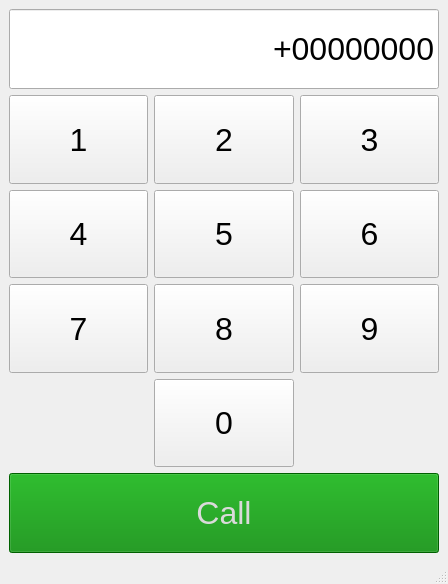
Above: Skillbox_37_1_lessons.ui from PetrovSergeyAleksandrovich/37_1_Skillbox before the change. Below: the same form after it.
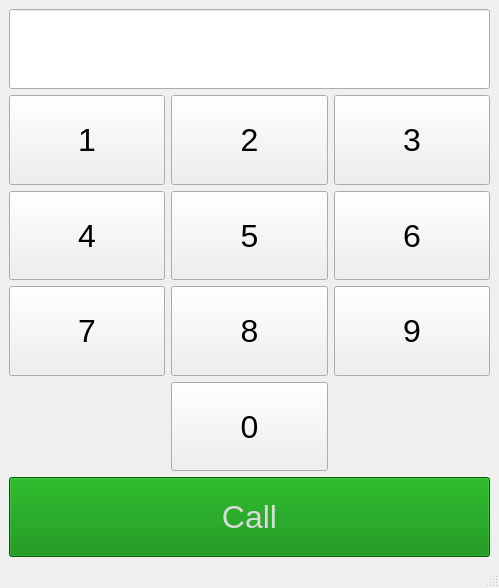
That is the form after the change.

```diff
--- a/Skillbox_37_1_lessons.ui
+++ b/Skillbox_37_1_lessons.ui
@@ -6,8 +6,8 @@
    <rect>
     <x>0</x>
     <y>0</y>
-    <width>448</width>
-    <height>584</height>
+    <width>499</width>
+    <height>588</height>
    </rect>
   </property>
   <property name="windowTitle">
@@ -242,7 +242,7 @@
        <string/>
       </property>
       <property name="text">
-       <string>+00000000</string>
+       <string/>
       </property>
       <property name="alignment">
        <set>Qt::AlignRight|Qt::AlignTrailing|Qt::AlignVCenter</set>
```
Left out of the diff: 194 changed lines with no effect on the pictures.
